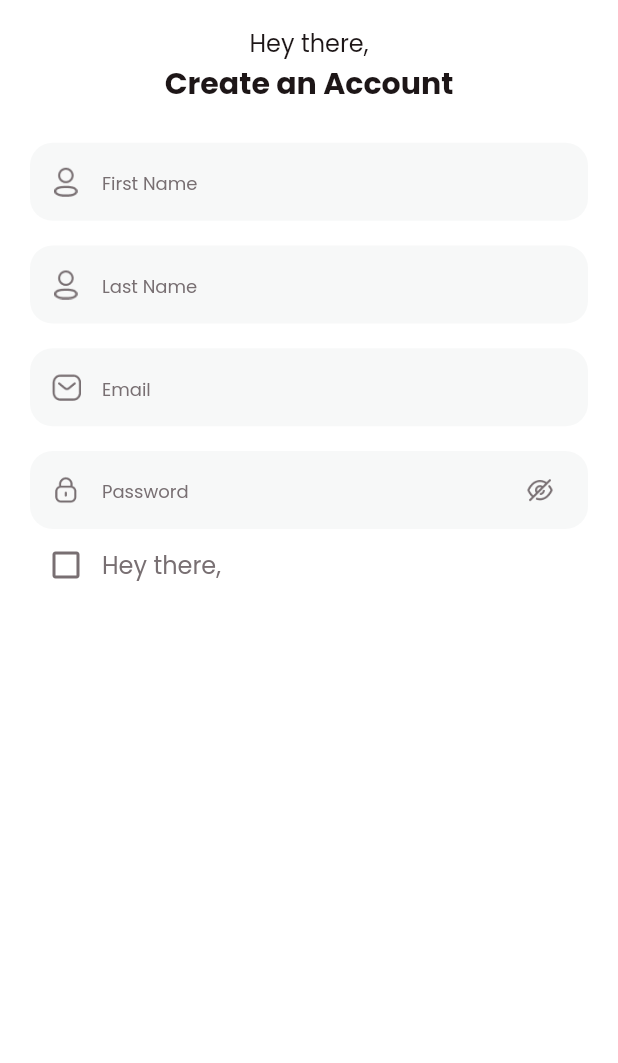
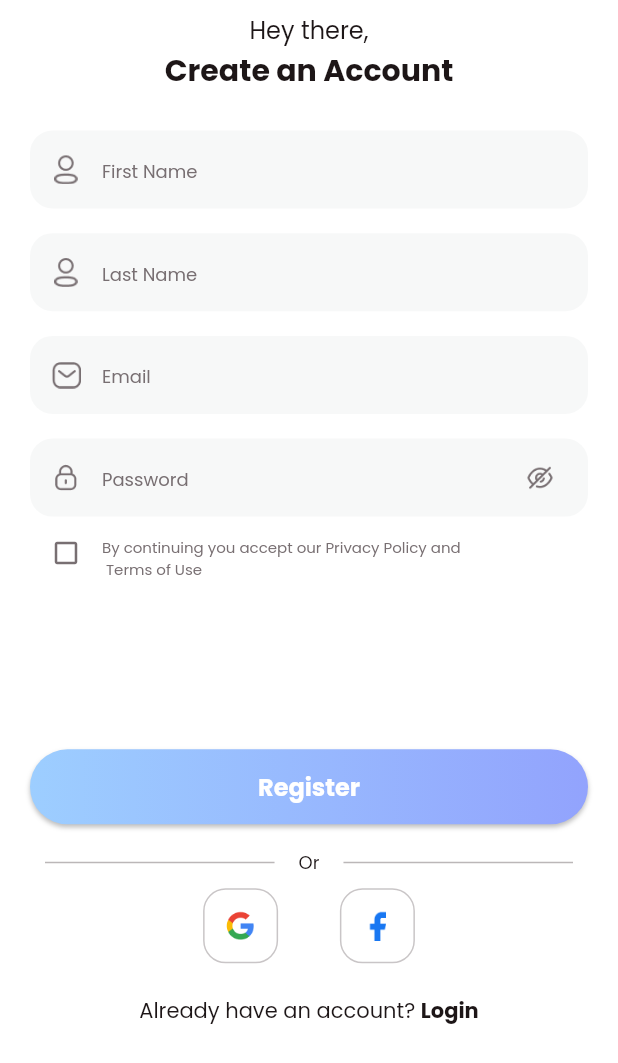
Before and after one commit to Masthw/MasthFit, a Flutter app: the screen it shows after launch, on a phone screen of 412 x 824 dp. Shown: the top 1063 px of the screen. Run offline on Flutter 3.47's test engine with Material 2 defaults, Android fonts, the phone set to English and light mode, and no system bars.

Commit message:
Login Page ui view

```diff
--- a/lib/common_widget/round_button.dart
+++ b/lib/common_widget/round_button.dart
@@ -13,7 +13,7 @@ class RoundButton extends StatelessWidget {
   const RoundButton(
       {super.key,
       required this.title,
-      this.type = RoundButtonType.textGradient,
+      this.type = RoundButtonType.bgGradient,
       required this.onPressed});
 
   @override
--- a/lib/view/login/signup_view.dart
+++ b/lib/view/login/signup_view.dart
@@ -1,3 +1,4 @@
+import 'package:fitness/common_widget/round_button.dart';
 import 'package:fitness/common_widget/round_textField.dart';
 import 'package:flutter/material.dart';
 import 'package:flutter/src/widgets/framework.dart';
@@ -29,7 +30,7 @@ class _SignUpViewState extends State<SignUpView> {
                 crossAxisAlignment: CrossAxisAlignment.center,
                 children: [
                   SizedBox(
-                    height: media.height * 0.02,
+                    height: media.height * 0.01,
                   ),
                   Text(
                     "Hey there,",
@@ -86,6 +87,7 @@ class _SignUpViewState extends State<SignUpView> {
                             ))),
                   ),
                   Row(
+                    //crossAxisAlignment: CrossAxisAlignment.start,
                     children: [
                       IconButton(
                           onPressed: () {
@@ -98,14 +100,120 @@ class _SignUpViewState extends State<SignUpView> {
                                 ? Icons.check_box_rounded
                                 : Icons.check_box_outline_blank_outlined,
                             color: TColor.gray,
+                            size: 20,
                           )),
-                      Expanded(
-                        child: Text(
-                          "Hey there,",
-                          style: TextStyle(color: TColor.gray, fontSize: 16),
+                      Padding(
+                        padding: const EdgeInsets.only(top: 8),
+                        child: Expanded(
+                          child: Text(
+                            "By continuing you accept our Privacy Policy and\n Terms of Use",
+                            style: TextStyle(color: TColor.gray, fontSize: 10),
+                          ),
                         ),
                       ),
                     ],
+                  ),
+                  SizedBox(
+                    height: media.height * 0.13,
+                  ),
+                  RoundButton(title: "Register", onPressed: () {}),
+                  SizedBox(
+                    height: media.height * 0.02,
+                  ),
+                  Padding(
+                    padding: const EdgeInsets.symmetric(horizontal: 10),
+                    child: Row(
+                      children: [
+                        Expanded(
+                            child: Container(
+                          height: 1,
+                          color: TColor.gray.withOpacity(0.5),
+                        )),
+                        Text(
+                          "     Or     ",
+                          style: TextStyle(
+                              color: TColor.black,
+                              fontSize: 12,
+                              fontWeight: FontWeight.w500),
+                        ),
+                        Expanded(
+                            child: Container(
+                                height: 1,
+                                color: TColor.gray.withOpacity(0.5))),
+                      ],
+                    ),
+                  ),
+                  SizedBox(
+                    height: media.height * 0.01,
+                  ),
+                  Row(
+                    mainAxisAlignment: MainAxisAlignment.center,
+                    children: [
+                      GestureDetector(
+                          onTap: () {},
+                          child: Container(
+                            width: 50,
+                            height: 50,
+                            alignment: Alignment.center,
+                            decoration: BoxDecoration(
+                                color: TColor.white,
+                                border: Border.all(
+                                    width: 1,
+                                    color: TColor.gray.withOpacity(0.4)),
+                                borderRadius: BorderRadius.circular(15)),
+                            child: Image.asset(
+                              "assets/images/google-logo.png",
+                              width: 20,
+                              height: 20,
+                            ),
+                          )),
+                      SizedBox(
+                        width: media.width * 0.1,
+                      ),
+                      GestureDetector(
+                          onTap: () {},
+                          child: Container(
+                            width: 50,
+                            height: 50,
+                            alignment: Alignment.center,
+                            decoration: BoxDecoration(
+                                color: TColor.white,
+                                border: Border.all(
+                                    width: 1,
+                                    color: TColor.gray.withOpacity(0.4)),
+                                borderRadius: BorderRadius.circular(15)),
+                            child: Image.asset(
+                              "assets/images/facebook_logo.png",
+                              width: 20,
+                              height: 20,
+                            ),
+                          ))
+                    ],
+                  ),
+                  SizedBox(
+                    height: media.height * 0.01,
+                  ),
+                  TextButton(
+                    onPressed: () {},
+                    child: Row(
+                      mainAxisSize: MainAxisSize.min,
+                      children: [
+                        Text(
+                          "Already have an account? ",
+                          style: TextStyle(
+                            color: TColor.black,
+                            fontSize: 14,
+                          ),
+                        ),
+                        Text(
+                          "Login",
+                          style: TextStyle(
+                              color: TColor.black,
+                              fontSize: 14,
+                              fontWeight: FontWeight.w700),
+                        ),
+                      ],
+                    ),
                   ),
                 ]),
           ),
```
Also changed, not shown: assets/images/facebook_logo.png (added), assets/images/google-logo.png (added).
